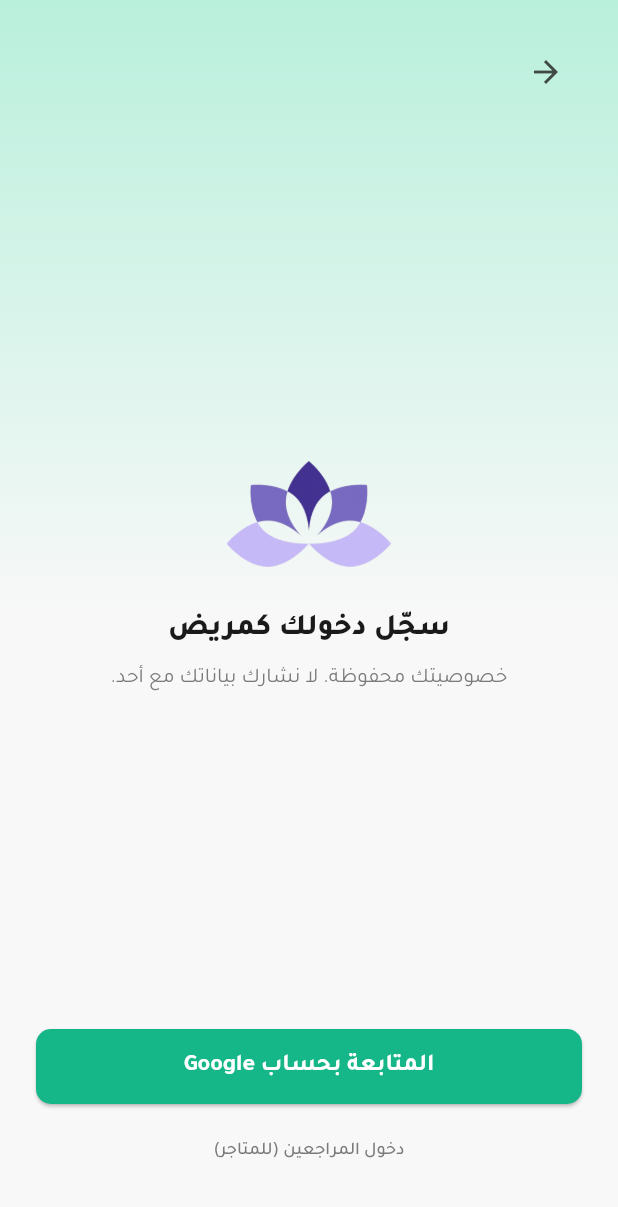
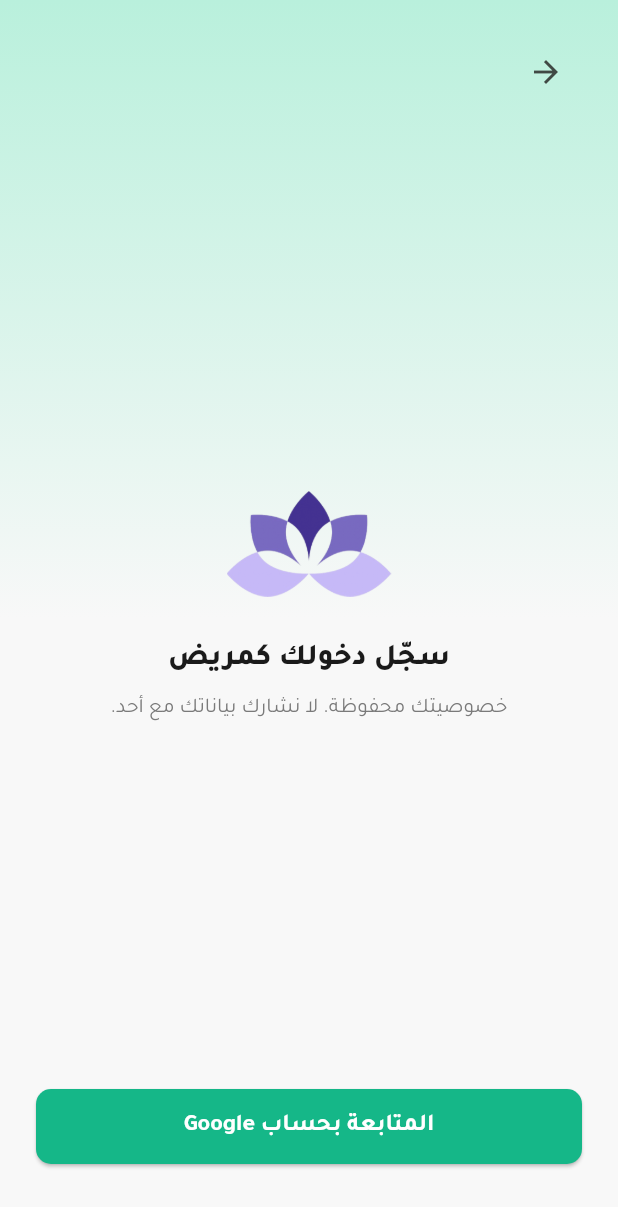
Before and after one commit to tooooot/nafsiyati, a Flutter app: the screen it shows after launch, after a tap on "ابدأ", on a phone screen of 412 x 824 dp. Shown: the top 1207 px of the screen. Run offline on Flutter 3.47's test engine with Material 3 defaults, Android fonts, the phone set to English and light mode, and no system bars; our stand-ins replace google_sign_in, image_picker, shared_preferences, sign_in_with_apple, web; missing offline and left inert: dart:js_interop, livekit_client; project files that could hold a hidden picture were left out.

Commit message:
إلغاء رابط دخول المراجعين (يبقى النقر على الشعار)
Co-Authored-By: Claude Sonnet 5.5 <noreply@anthropic.com>

```diff
--- a/APPLE_REVIEW_NOTES.txt
+++ b/APPLE_REVIEW_NOTES.txt
@@ -4,7 +4,7 @@
 2) HOW TO ACCESS (review login, no Apple ID needed)
 Public users sign in with Sign in with Apple (or Google). For review:
 a. On the welcome screen choose the tab "مريض" (Patient) or "معالج" (Therapist), tap "ابدأ".
-b. On the sign-in screen tap the small grey link "دخول المراجعين (للمتاجر)" at the bottom (or tap the lotus logo 5 times); the dialog "دخول المراجعة" opens.
+b. On the sign-in screen tap the lotus logo 5 times quickly; the dialog "دخول المراجعة" opens.
 c. Enter reviewer@wardyat.net / uf8JFp7QPawstYNu, tap "دخول".
 Patient: tab "المعالجون" > pick the review therapist > pick a slot > "احجز الجلسة" > "جلساتي". Past sessions appear under "الجلسات السابقة".
 Therapist: manage available slots, sessions and private notes, profile and license.
--- a/lib/screens/login.dart
+++ b/lib/screens/login.dart
@@ -125,9 +125,7 @@ class LoginScreen extends StatelessWidget {
                 if (!_iosApp) const SizedBox(height: 12),
                 ElevatedButton(style: ElevatedButton.styleFrom(backgroundColor: Colors.black), onPressed: () => _apple(context), child: const Text('المتابعة بحساب Apple')),
                 ],
-                const SizedBox(height: 8),
-                TextButton(onPressed: () { _taps = 4; _logoTap(context); }, child: const Text('دخول المراجعين (للمتاجر)', style: TextStyle(color: C.grey, fontSize: 12))),
-                const SizedBox(height: 8),
+                const SizedBox(height: 24),
               ]),
             ),
           ),
```
